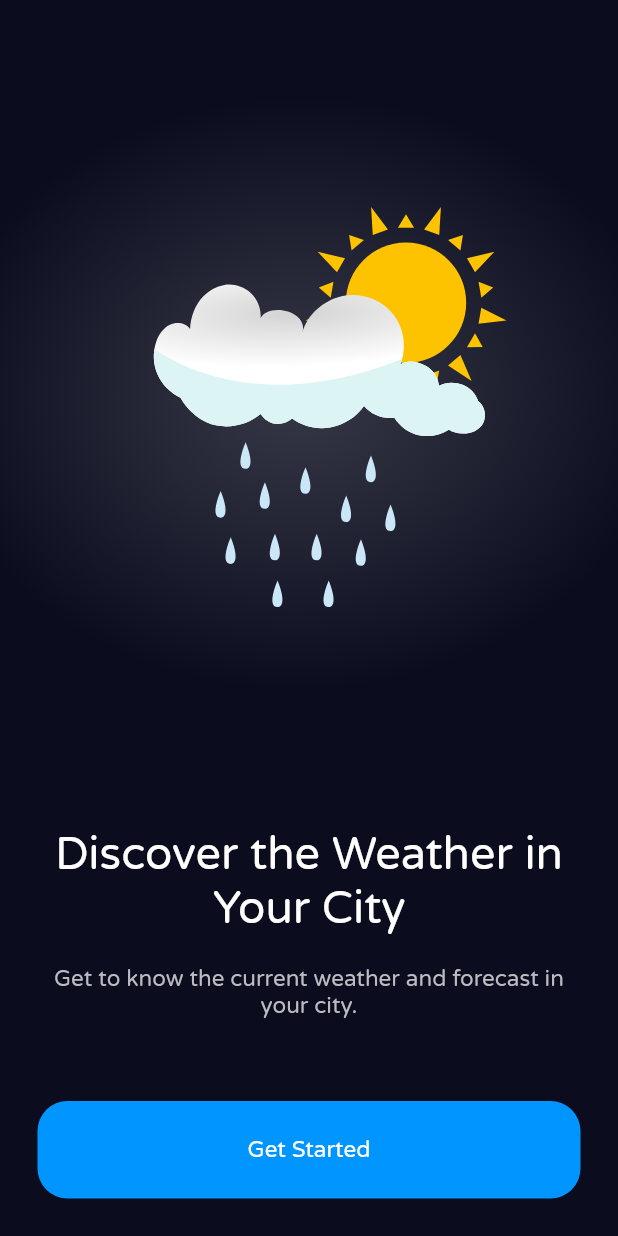
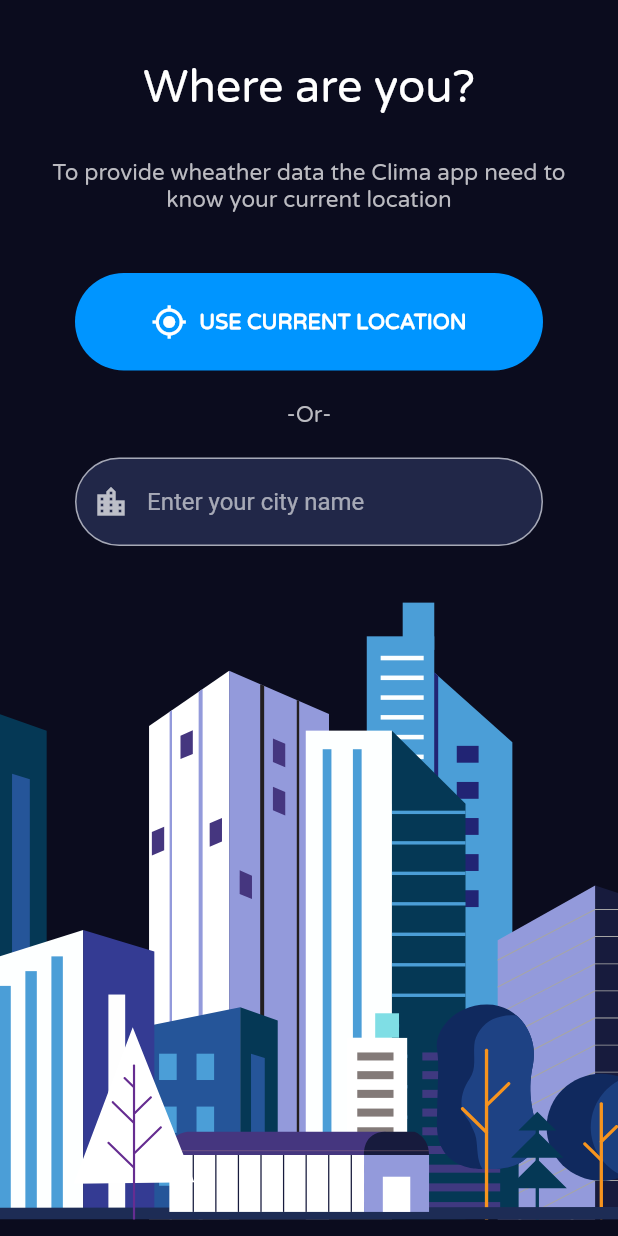
Before and after one commit to Dmytro-Pashko/Clima, a Flutter app: the screen it shows after launch, after a tap on "Get Started", on a phone screen of 412 x 824 dp. Run offline on Flutter 3.47's test engine with Material 2 defaults, Android fonts, the light colour scheme and no system bars; our stand-ins replace flutter_svg, geolocator.

Commit message:
Implemented Location input screen.

```diff
--- a/lib/main.dart
+++ b/lib/main.dart
@@ -1,7 +1,5 @@
 import 'package:clima/screen/intro_screen.dart';
 import 'package:flutter/material.dart';
-
-import 'screen/loading_screen.dart';
 
 void main() {
   runApp(ClimaApp());
@@ -12,8 +10,10 @@ class ClimaApp extends StatelessWidget {
   Widget build(BuildContext context) {
     return MaterialApp(
       theme: ThemeData.dark(),
-      home: Scaffold(
-        body: IntroScreen(),
+      home: SafeArea(
+        child: Scaffold(
+          body: IntroScreen(),
+        ),
       ),
     );
   }
--- a/lib/screen/intro_screen.dart
+++ b/lib/screen/intro_screen.dart
@@ -1,3 +1,4 @@
+import 'package:clima/screen/location_screen.dart';
 import 'package:flutter/material.dart';
 import 'package:flutter_svg/svg.dart';
 
@@ -6,8 +7,7 @@ class IntroScreen extends StatelessWidget {
 
   @override
   Widget build(BuildContext context) {
-    return SafeArea(
-      child: Container(
+    return Container(
       width: double.infinity,
       color: Color(0xFF0B0C1E),
       child: Column(
@@ -46,7 +46,11 @@ class IntroScreen extends StatelessWidget {
             height: 65,
             margin: EdgeInsets.all(25),
             child: TextButton(
-                  onPressed: () {},
+                onPressed: () {
+                  Navigator.of(context).push(
+                    MaterialPageRoute(builder: (context) => LocationScreen()),
+                  );
+                },
                 child: Text(
                   'Get Started',
                   style: TextStyle(
@@ -63,7 +67,6 @@ class IntroScreen extends StatelessWidget {
           )
         ],
       ),
-      ),
     );
   }
 }
--- /dev/null
+++ b/lib/screen/location_screen.dart
@@ -0,0 +1,104 @@
+import 'package:flutter/material.dart';
+import 'package:flutter_svg/svg.dart';
+
+class LocationScreen extends StatelessWidget {
+  @override
+  Widget build(BuildContext context) {
+    return MaterialApp(
+      theme: ThemeData.dark(),
+      home: SafeArea(
+        child: Scaffold(
+          body: Container(
+            color: Color(0xFF0B0C1E),
+            child: Column(
+              crossAxisAlignment: CrossAxisAlignment.stretch,
+              children: [
+                Padding(
+                  padding: const EdgeInsets.only(left: 30, right: 30, top: 40),
+                  child: Text(
+                    'Where are you?',
+                    style: TextStyle(
+                      color: Colors.white,
+                      fontSize: 30,
+                      fontFamily: 'VarelaRound',
+                    ),
+                    textAlign: TextAlign.center,
+                  ),
+                ),
+                Padding(
+                  padding: const EdgeInsets.only(left: 30, right: 30, top: 30),
+                  child: Text(
+                    'To provide wheather data the Clima app need to know your current location',
+                    style: TextStyle(
+                      color: Color(0xFFBBBBC1),
+                      fontSize: 15,
+                      fontWeight: FontWeight.w300,
+                      fontFamily: 'VarelaRound',
+                    ),
+                    textAlign: TextAlign.center,
+                  ),
+                ),
+                Container(
+                  height: 65,
+                  margin:
+                      EdgeInsets.only(left: 50, right: 50, top: 40, bottom: 20),
+                  child: TextButton.icon(
+                    onPressed: () {},
+                    label: Text(
+                      'USE CURRENT LOCATION',
+                      style: TextStyle(
+                        color: Colors.white,
+                        fontWeight: FontWeight.bold,
+                        fontSize: 14,
+                        fontFamily: 'VarelaRound',
+                      ),
+                    ),
+                    style: TextButton.styleFrom(
+                        shape: RoundedRectangleBorder(
+                          borderRadius: BorderRadius.circular(40),
+                        ),
+                        backgroundColor: Color(0xFF0095FF)),
+                    icon: Icon(
+                      Icons.my_location,
+                      color: Colors.white,
+                    ),
+                  ),
+                ),
+                Text(
+                  '-Or-',
+                  style: TextStyle(
+                    color: Color(0xFFBBBBC1),
+                    fontSize: 15,
+                    fontWeight: FontWeight.w500,
+                    fontFamily: 'VarelaRound',
+                  ),
+                  textAlign: TextAlign.center,
+                ),
+                Container(
+                  height: 65,
+                  margin:
+                      EdgeInsets.only(left: 50, right: 50, top: 20, bottom: 20),
+                  child: TextField(
+                    textAlign: TextAlign.center,
+                    decoration: InputDecoration(
+                      labelText: 'Enter your city name',
+                      alignLabelWithHint: true,
+                      prefixIcon: Icon(Icons.location_city),
+                      fillColor: Color(0xFF212748),
+                      border: OutlineInputBorder(
+                          borderRadius: BorderRadius.all(Radius.circular(40))),
+                      filled: true,
+                    ),
+                  ),
+                ),
+                Expanded(
+                    child: SvgPicture.asset(
+                        fit: BoxFit.fitWidth, 'assets/images/location.svg')),
+              ],
+            ),
+          ),
+        ),
+      ),
+    );
+  }
+}
```
Also changed, not shown: assets/images/location.svg (added). Lines whose indentation alone changed are shown as unchanged.
